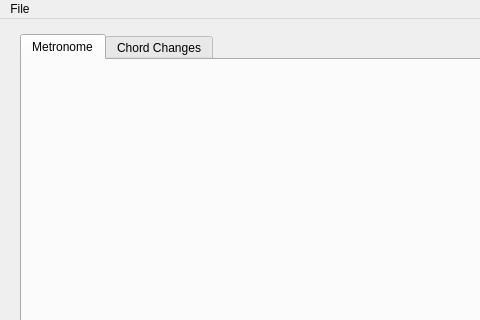
Qt form guitartools/mainwindow.ui (ispielman/guitartools) before a commit; both pictures show x 0 to 480 and y 0 to 320 of the 800 by 560 pixel window.
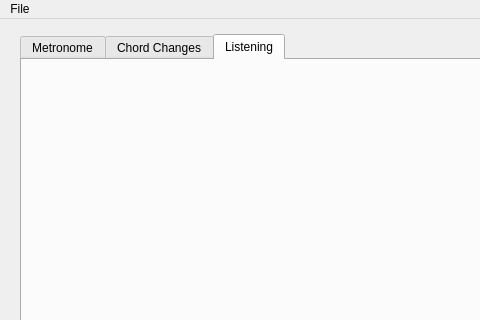
The same form after that commit.

Commit message: Added shell for listening tools as well.

The edit to the form file:
```diff
--- a/guitartools/mainwindow.ui
+++ b/guitartools/mainwindow.ui
@@ -42,7 +42,7 @@
     <item>
      <widget class="QTabWidget" name="tabWidget">
       <property name="currentIndex">
-       <number>0</number>
+       <number>2</number>
       </property>
       <widget class="QWidget" name="Tab_Metronome">
        <attribute name="title">
@@ -56,6 +56,12 @@
        </attribute>
        <layout class="QVBoxLayout" name="verticalLayout_Changes"/>
       </widget>
+      <widget class="QWidget" name="tab_Listening">
+       <attribute name="title">
+        <string>Listening</string>
+       </attribute>
+       <layout class="QVBoxLayout" name="verticalLayout_Listening"/>
+      </widget>
      </widget>
     </item>
     <item>
```
Left out of the diff: 15 changed lines with no effect on the pictures. The commit also changes 10 other files.
